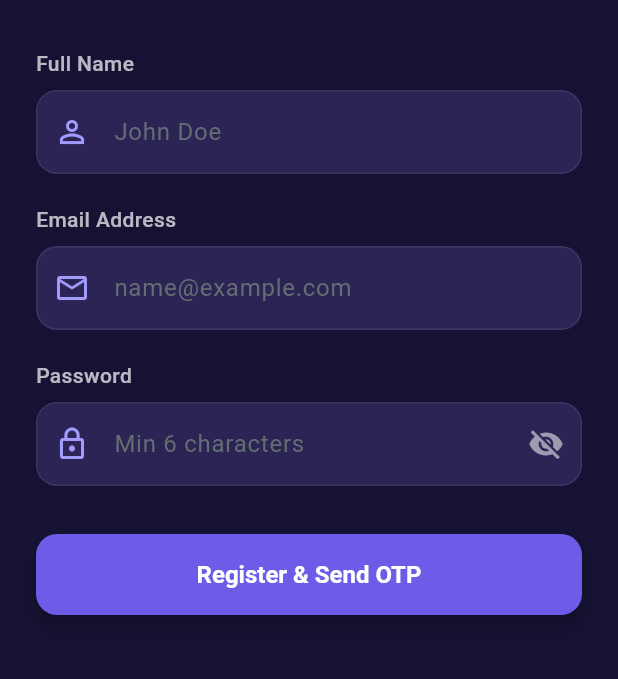
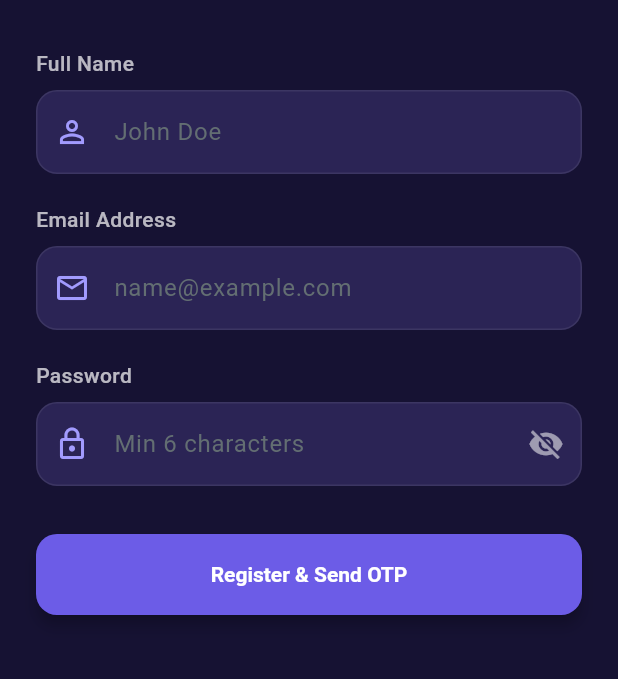
Before and after one commit to kushprakash/meeting-app, a Flutter app: the screen it shows after launch, after a tap on "Register Now", on a phone screen of 412 x 824 dp, the part 216-895 px from its top. Run offline on Flutter 3.47's test engine with Material 3 defaults, Android fonts, the phone set to English and light mode, and no system bars; our stand-ins replace permission_handler, shared_preferences; missing offline and left inert: livekit_client; accounts and stored records are empty.

Commit message:
Fix RenderFlex overflow in CustomButton

```diff
--- a/lib/widgets/custom_button.dart
+++ b/lib/widgets/custom_button.dart
@@ -34,6 +34,7 @@ class CustomButton extends StatelessWidget {
         style: ElevatedButton.styleFrom(
           backgroundColor: bg,
           foregroundColor: textColor ?? Colors.white,
+          padding: const EdgeInsets.symmetric(horizontal: 12),
           shape: RoundedRectangleBorder(
             borderRadius: BorderRadius.circular(14),
           ),
@@ -51,17 +52,22 @@ class CustomButton extends StatelessWidget {
               )
             : Row(
                 mainAxisAlignment: MainAxisAlignment.center,
+                mainAxisSize: MainAxisSize.min,
                 children: [
                   if (icon != null) ...[
-                    Icon(icon, size: 20, color: textColor ?? Colors.white),
-                    const SizedBox(width: 8),
+                    Icon(icon, size: 18, color: textColor ?? Colors.white),
+                    const SizedBox(width: 6),
                   ],
-                  Text(
-                    text,
-                    style: TextStyle(
-                      fontSize: 16,
-                      fontWeight: FontWeight.w600,
-                      color: textColor ?? Colors.white,
+                  Flexible(
+                    child: Text(
+                      text,
+                      maxLines: 1,
+                      overflow: TextOverflow.ellipsis,
+                      style: TextStyle(
+                        fontSize: 14,
+                        fontWeight: FontWeight.w600,
+                        color: textColor ?? Colors.white,
+                      ),
                     ),
                   ),
                 ],
```
